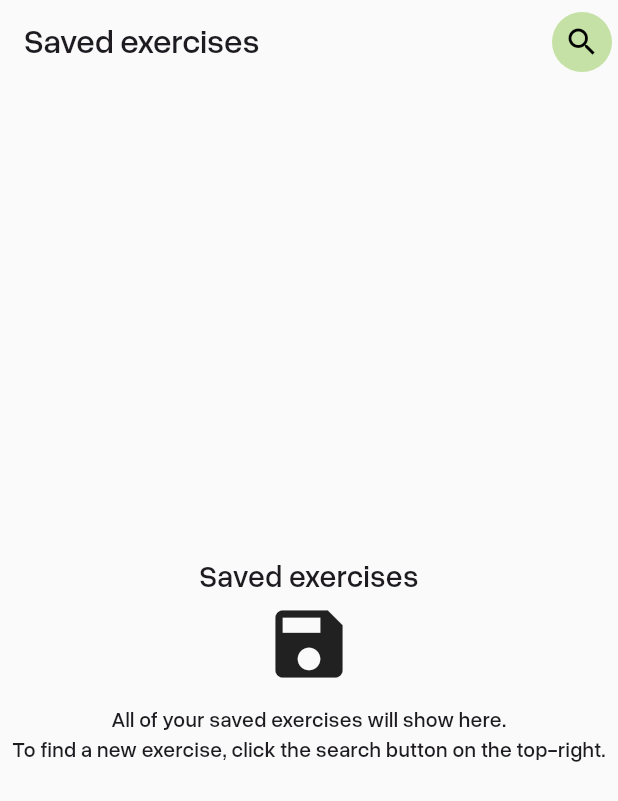
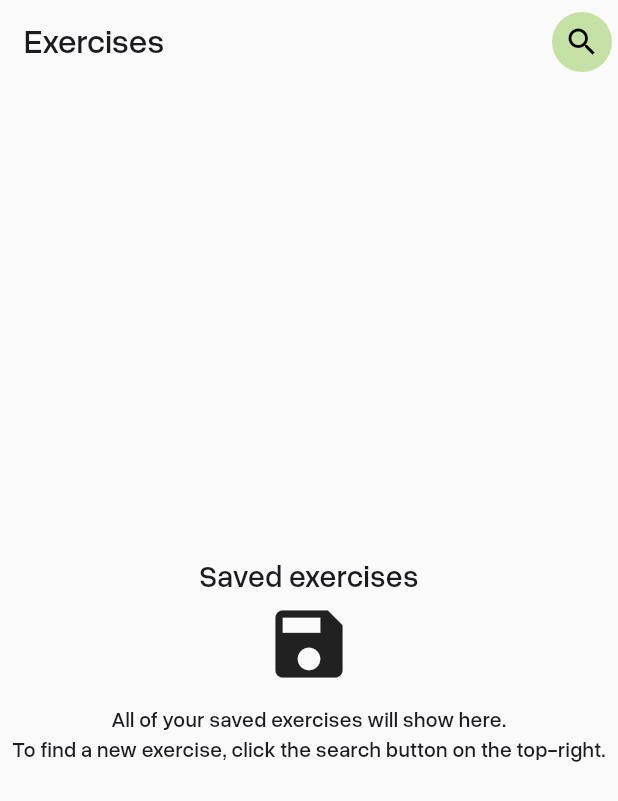
Before and after one commit to mantot-123/gym_workout_finder_tracker_app_flutter, a Flutter app: the SavedExercisesPage screen opened directly, on a phone screen of 412 x 824 dp. Shown: the top 801 px of the screen. Run offline on Flutter 3.47's test engine with Material 3 defaults, Android fonts, the phone set to English and light mode, and no system bars; our stand-ins replace auto_size_text, hive, hive_flutter, loading_animation_widget; accounts and stored records are empty; statements that could not run were skipped.

Commit message:
rename: Renamed saved_workouts.dart to saved_exercises.dart

```diff
--- a/lib/main.dart
+++ b/lib/main.dart
@@ -4,7 +4,7 @@ import "package:hive/hive.dart";
 import "package:hive_flutter/hive_flutter.dart";
 import "pages/home.dart";
 import "pages/saved_routines.dart";
-import "pages/saved_workouts.dart";
+import "pages/saved_exercises.dart";
 import "pages/api_key_empty_error.dart";
 import "exercises_db_handler.dart";
 import "routines_db_handler.dart";
--- a/lib/pages/saved_workouts.dart
+++ b/lib/pages/saved_exercises.dart
@@ -31,7 +31,7 @@ class _SavedExercisesPageState extends State<SavedExercisesPage> {
   @override
   Widget build(BuildContext context) {
     return UIScaffold(
-      appBarTitle: "Saved exercises",
+      appBarTitle: "Exercises",
       body:
         SavedExercisesDB.getSavedExercises().isEmpty
         ? Center(
```
